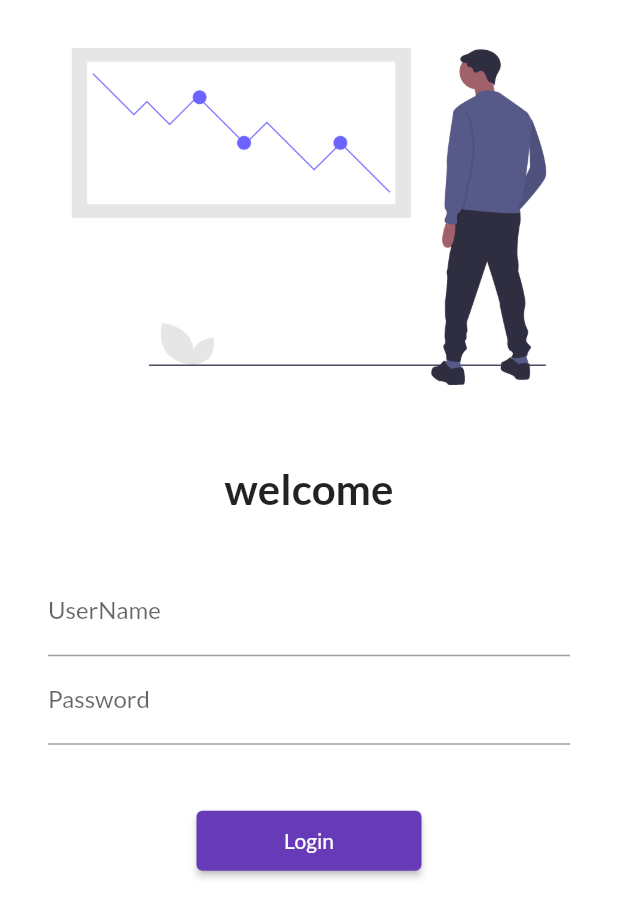
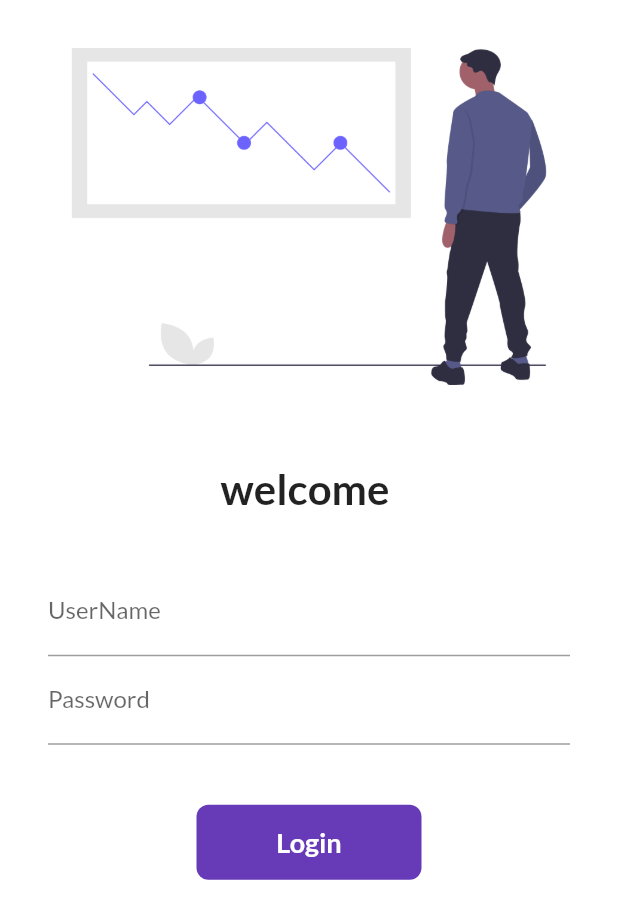
Before and after one commit to Nishad-007/30daysofFlutter, a Flutter app: the screen it shows after launch, on a phone screen of 412 x 824 dp. Shown: the top 919 px of the screen. Run offline on Flutter 3.47's test engine with Material 2 defaults, Android fonts, the phone set to English and light mode, and no system bars; our stand-ins replace google_fonts.

Commit message:
day 6 complete

```diff
--- a/lib/pages/login_page.dart
+++ b/lib/pages/login_page.dart
@@ -1,7 +1,14 @@
 import 'package:flutter/material.dart';
 import 'package:flutter_app3/utils/routes.dart';
 
-class loginPage extends StatelessWidget {
+class loginPage extends StatefulWidget {
+  @override
+  _loginPageState createState() => _loginPageState();
+}
+
+class _loginPageState extends State<loginPage> {
+  String name = "";
+  bool changeButton = false;
   @override
   Widget build(BuildContext context) {
     return Material(
@@ -17,7 +24,7 @@ class loginPage extends StatelessWidget {
               height: 20.0,
             ),
             Text(
-              "welcome",
+              "welcome $name",
               style: TextStyle(
                 fontSize: 28,
                 fontWeight: FontWeight.bold,
@@ -36,6 +43,10 @@ class loginPage extends StatelessWidget {
                       hintText: "Enter UserName",
                       labelText: "UserName",
                     ),
+                    onChanged: (value) {
+                      name = value;
+                      setState(() {});
+                    },
                   ),
                   TextFormField(
                     obscureText: true,
@@ -47,12 +58,44 @@ class loginPage extends StatelessWidget {
                   SizedBox(
                     height: 40.0,
                   ),
-                  ElevatedButton(
+                  InkWell(
+                    onTap: () async {
+                      setState(() {
+                        changeButton = true;
+                      });
+                      await Future.delayed(Duration(seconds: 1));
+                      Navigator.pushNamed(context, Myroutes.homeRoute);
+                    },
+                    child: AnimatedContainer(
+                        duration: Duration(seconds: 1),
+                        width: changeButton ? 50 : 150,
+                        height: 50,
+                        alignment: Alignment.center,
+                        child: changeButton
+                            ? Icon(Icons.done, color: Colors.amber)
+                            : Text(
+                                "Login",
+                                style: TextStyle(
+                                  color: Colors.white,
+                                  fontSize: 18,
+                                  fontWeight: FontWeight.bold,
+                                ),
+                              ),
+                        decoration: BoxDecoration(
+                          color: Colors.deepPurple,
+                          //shape: changeButton
+                          //? BoxShape.circle
+                          //: BoxShape.rectangle,
+                          borderRadius:
+                              BorderRadius.circular(changeButton ? 50 : 8),
+                        ))
+                    /*ElevatedButton(
                     child: Text("Login"),
                     style: TextButton.styleFrom(minimumSize: Size(150, 40)),
                     onPressed: () {
                       Navigator.pushNamed(context, Myroutes.homeRoute);
-                    },
+                    }*/
+                    ,
                   )
                 ],
               ),
```
